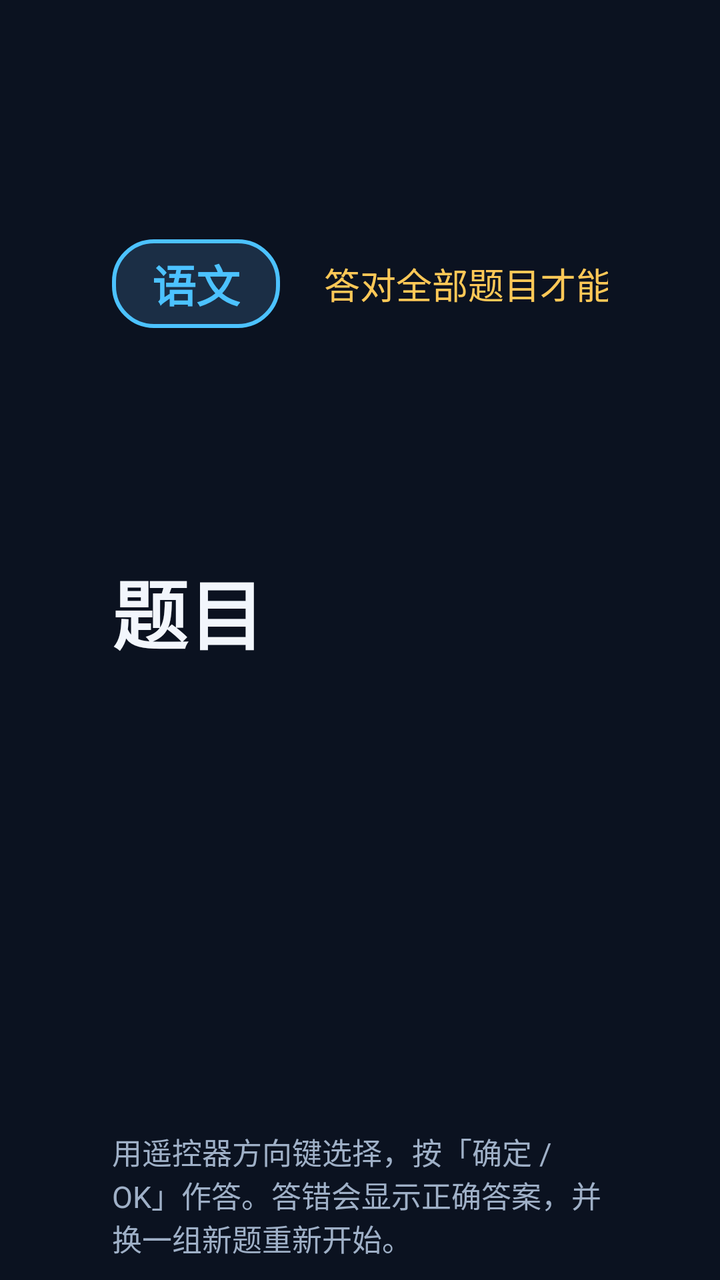
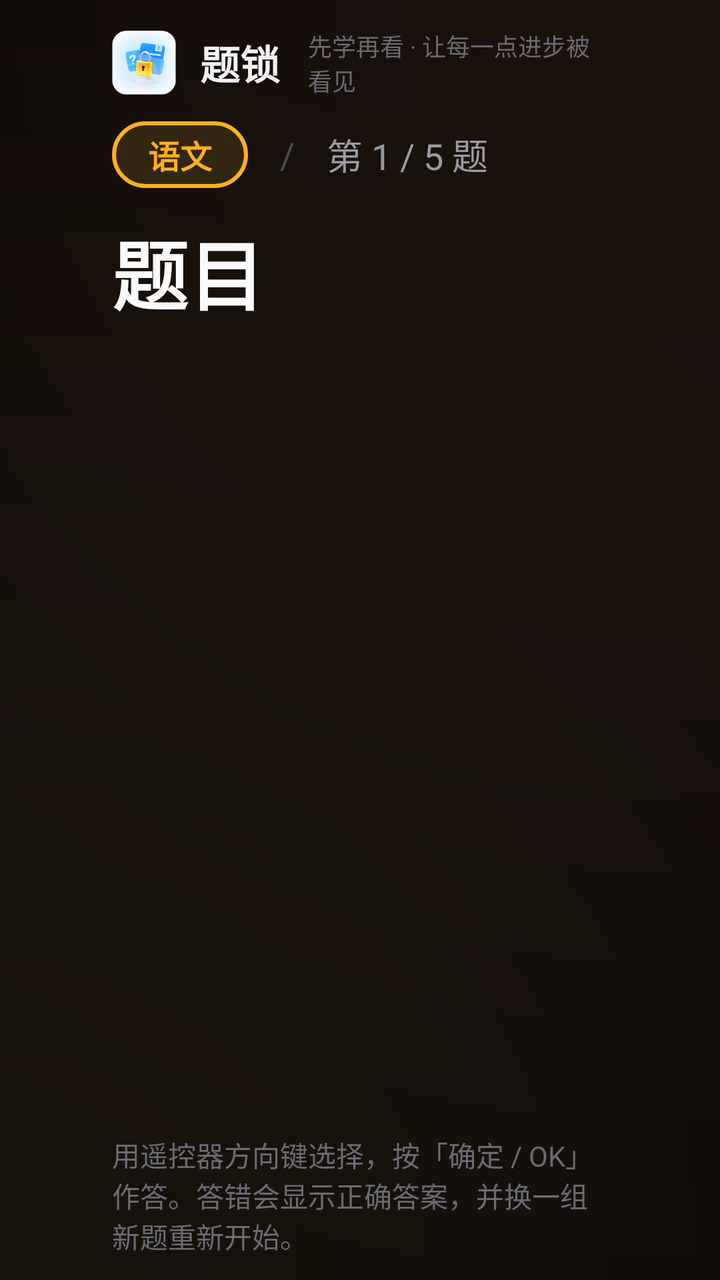

Before-and-after screenshots of an Android layout around one commit, followed by the original layout XML and the change that was made.
<!-- AndroidManifest.xml: activity theme QuizTheme -->
<!-- res/layout/activity_quiz.xml -->
<?xml version="1.0" encoding="utf-8"?>
<LinearLayout xmlns:android="http://schemas.android.com/apk/res/android"
    android:layout_width="match_parent"
    android:layout_height="match_parent"
    android:background="@color/bg"
    android:orientation="vertical">

    <ScrollView
        android:id="@+id/quizScroll"
        android:layout_width="match_parent"
        android:layout_height="0dp"
        android:layout_weight="1"
        android:fillViewport="true"
        android:overScrollMode="never"
        android:scrollbars="none">

        <LinearLayout
            android:layout_width="match_parent"
            android:layout_height="wrap_content"
            android:orientation="vertical"
            android:paddingLeft="56dp"
            android:paddingTop="20dp"
            android:paddingRight="56dp"
            android:paddingBottom="4dp">

            <LinearLayout
                android:layout_width="match_parent"
                android:layout_height="wrap_content"
                android:gravity="center_vertical"
                android:orientation="horizontal">

                <TextView
                    android:id="@+id/tvSubject"
                    android:layout_width="wrap_content"
                    android:layout_height="wrap_content"
                    android:background="@drawable/bg_tag"
                    android:paddingLeft="20dp"
                    android:paddingTop="6dp"
                    android:paddingRight="20dp"
                    android:paddingBottom="6dp"
                    android:text="语文"
                    android:textColor="@color/accent"
                    android:textSize="22sp"
                    android:textStyle="bold" />

                <TextView
                    android:id="@+id/tvProgress"
                    android:layout_width="0dp"
                    android:layout_height="wrap_content"
                    android:layout_marginLeft="22dp"
                    android:layout_weight="1"
                    android:text="第 1 / 5 题"
                    android:textColor="@color/textSecondary"
                    android:textSize="22sp" />

                <TextView
                    android:id="@+id/tvMode"
                    android:layout_width="wrap_content"
                    android:layout_height="wrap_content"
                    android:text="答对全部题目才能继续看电视"
                    android:textColor="@color/amber"
                    android:textSize="18sp" />
            </LinearLayout>

            <TextView
            android:id="@+id/tvQuestion"
            android:layout_width="match_parent"
            android:layout_height="wrap_content"
            android:layout_marginTop="14dp"
                android:lineSpacingExtra="6dp"
                android:text="题目"
                android:textColor="@color/textPrimary"
                android:textSize="38sp"
                android:textStyle="bold" />

            
            <LinearLayout
                android:id="@+id/optionBox"
                android:layout_width="match_parent"
                android:layout_height="wrap_content"
                android:layout_marginTop="10dp"
                android:orientation="vertical" />

            
            <Space
                android:layout_width="match_parent"
                android:layout_height="0dp"
                android:layout_weight="1" />

        </LinearLayout>
    </ScrollView>

    <LinearLayout
        android:layout_width="match_parent"
        android:layout_height="wrap_content"
        android:background="@color/bg"
        android:orientation="vertical"
        android:paddingLeft="56dp"
        android:paddingTop="2dp"
        android:paddingRight="56dp"
        android:paddingBottom="10dp">

        <TextView
            android:id="@+id/tvFeedback"
            android:layout_width="match_parent"
            android:layout_height="wrap_content"
            android:minHeight="34dp"
            android:text=""
            android:textColor="@color/amber"
            android:textSize="22sp" />

        <TextView
            android:layout_width="match_parent"
            android:layout_height="wrap_content"
            android:layout_marginTop="6dp"
            android:text="@string/quiz_hint"
            android:textColor="@color/textSecondary"
            android:textSize="15sp" />

    </LinearLayout>
</LinearLayout>
<!-- resources referenced by this layout -->
<resources>
  <color name="accent">#4CC2FF</color>
  <color name="amber">#FFC857</color>
  <color name="bg">#0B1220</color>
  <color name="textPrimary">#F2F6FC</color>
  <color name="textSecondary">#9FB0C7</color>
  <!-- drawable bg_tag (drawable) -->
  <?xml version="1.0" encoding="utf-8"?>
  <shape xmlns:android="http://schemas.android.com/apk/res/android" android:shape="rectangle">
      <solid android:color="#1B2E45" />
      <corners android:radius="20dp" />
      <stroke
          android:width="2dp"
          android:color="@color/accent" />
  </shape>
  <style name="AppTheme" parent="@android:style/Theme.DeviceDefault.NoActionBar">
          <item name="android:windowBackground">@color/bg</item>
          <item name="android:colorBackground">@color/bg</item>
          <item name="android:windowContentOverlay">@null</item>
      </style>
  <!-- unchanged entries left out for length: 2 -->
</resources>

<!-- the commit's change to res/layout/activity_quiz.xml (unified diff, before → after) -->
@@ -2,8 +2,52 @@
 <LinearLayout xmlns:android="http://schemas.android.com/apk/res/android"
     android:layout_width="match_parent"
     android:layout_height="match_parent"
-    android:background="@color/bg"
+    android:background="@drawable/bg_glow"
     android:orientation="vertical">
+
+    
+    <LinearLayout
+        android:layout_width="match_parent"
+        android:layout_height="wrap_content"
+        android:gravity="center_vertical"
+        android:orientation="horizontal"
+        android:paddingLeft="56dp"
+        android:paddingTop="14dp"
+        android:paddingRight="56dp"
+        android:paddingBottom="2dp">
+
+        <ImageView
+            android:layout_width="32dp"
+            android:layout_height="32dp"
+            android:contentDescription="题锁"
+            android:src="@mipmap/ic_launcher" />
+
+        <TextView
+            style="@style/BrandName"
+            android:layout_width="wrap_content"
+            android:layout_height="wrap_content"
+            android:layout_marginLeft="12dp"
+            android:text="题锁" />
+
+        <TextView
+            style="@style/BrandTagline"
+            android:layout_width="wrap_content"
+            android:layout_height="wrap_content"
+            android:layout_marginLeft="14dp"
+            android:text="先学再看 · 让每一点进步被看见" />
+
+        <Space
+            android:layout_width="0dp"
+            android:layout_height="1dp"
+            android:layout_weight="1" />
+
+        <TextView
+            android:id="@+id/tvMode"
+            style="@style/PillText"
+            android:layout_width="wrap_content"
+            android:layout_height="wrap_content"
+            android:text="答对全部题目才能继续看电视" />
+    </LinearLayout>
 
     <ScrollView
         android:id="@+id/quizScroll"
@@ -19,10 +63,11 @@
             android:layout_height="wrap_content"
             android:orientation="vertical"
             android:paddingLeft="56dp"
-            android:paddingTop="20dp"
+            android:paddingTop="10dp"
             android:paddingRight="56dp"
             android:paddingBottom="4dp">
 
+            
             <LinearLayout
                 android:layout_width="match_parent"
                 android:layout_height="wrap_content"
@@ -34,51 +79,48 @@
                     android:layout_width="wrap_content"
                     android:layout_height="wrap_content"
                     android:background="@drawable/bg_tag"
-                    android:paddingLeft="20dp"
-                    android:paddingTop="6dp"
-                    android:paddingRight="20dp"
-                    android:paddingBottom="6dp"
+                    android:paddingLeft="18dp"
+                    android:paddingTop="5dp"
+                    android:paddingRight="18dp"
+                    android:paddingBottom="5dp"
                     android:text="语文"
                     android:textColor="@color/accent"
-                    android:textSize="22sp"
+                    android:textSize="16sp"
                     android:textStyle="bold" />
+
+                <TextView
+                    android:layout_width="wrap_content"
+                    android:layout_height="wrap_content"
+                    android:layout_marginLeft="16dp"
+                    android:layout_marginRight="16dp"
+                    android:text="/"
+                    android:textColor="#4A4A52"
+                    android:textSize="18sp" />
 
                 <TextView
                     android:id="@+id/tvProgress"
                     android:layout_width="0dp"
                     android:layout_height="wrap_content"
-                    android:layout_marginLeft="22dp"
                     android:layout_weight="1"
                     android:text="第 1 / 5 题"
                     android:textColor="@color/textSecondary"
-                    android:textSize="22sp" />
-
-                <TextView
-                    android:id="@+id/tvMode"
-                    android:layout_width="wrap_content"
-                    android:layout_height="wrap_content"
-                    android:text="答对全部题目才能继续看电视"
-                    android:textColor="@color/amber"
                     android:textSize="18sp" />
             </LinearLayout>
 
             <TextView
-            android:id="@+id/tvQuestion"
-            android:layout_width="match_parent"
-            android:layout_height="wrap_content"
-            android:layout_marginTop="14dp"
-                android:lineSpacingExtra="6dp"
-                android:text="题目"
-                android:textColor="@color/textPrimary"
-                android:textSize="38sp"
-                android:textStyle="bold" />
+                android:id="@+id/tvQuestion"
+                style="@style/QuizQuestion"
+                android:layout_width="match_parent"
+                android:layout_height="wrap_content"
+                android:layout_marginTop="14dp"
+                android:layout_marginBottom="14dp"
+                android:text="题目" />
 
             
             <LinearLayout
                 android:id="@+id/optionBox"
                 android:layout_width="match_parent"
                 android:layout_height="wrap_content"
-                android:layout_marginTop="10dp"
                 android:orientation="vertical" />
 
             
@@ -93,29 +135,35 @@
     <LinearLayout
         android:layout_width="match_parent"
         android:layout_height="wrap_content"
-        android:background="@color/bg"
         android:orientation="vertical"
         android:paddingLeft="56dp"
         android:paddingTop="2dp"
         android:paddingRight="56dp"
-        android:paddingBottom="10dp">
+        android:paddingBottom="12dp">
 
         <TextView
             android:id="@+id/tvFeedback"
             android:layout_width="match_parent"
             android:layout_height="wrap_content"
+            android:background="@drawable/bg_feedback"
             android:minHeight="34dp"
+            android:paddingLeft="22dp"
+            android:paddingTop="9dp"
+            android:paddingRight="22dp"
+            android:paddingBottom="9dp"
             android:text=""
-            android:textColor="@color/amber"
-            android:textSize="22sp" />
+            android:textColor="@color/textSecondary"
+            android:textSize="21sp"
+            android:textStyle="bold"
+            android:visibility="gone" />
 
         <TextView
             android:layout_width="match_parent"
             android:layout_height="wrap_content"
             android:layout_marginTop="6dp"
             android:text="@string/quiz_hint"
-            android:textColor="@color/textSecondary"
-            android:textSize="15sp" />
+            android:textColor="@color/textMuted"
+            android:textSize="14sp" />
 
     </LinearLayout>
 </LinearLayout>
<!-- resource entries referenced after the edit -->
@@ -1,24 +1,104 @@
 <!-- resources referenced by this layout -->
 <resources>
-  <color name="accent">#4CC2FF</color>
-  <color name="amber">#FFC857</color>
-  <color name="bg">#0B1220</color>
-  <color name="textPrimary">#F2F6FC</color>
-  <color name="textSecondary">#9FB0C7</color>
+  <color name="accent">#FFB020</color>
+  <color name="textMuted">#6B6B74</color>
+  <color name="textPrimary">#F2F2F4</color>
+  <!-- drawable bg_pill (drawable) -->
+  <?xml version="1.0" encoding="utf-8"?>
+  <shape xmlns:android="http://schemas.android.com/apk/res/android" android:shape="rectangle">
+      <solid android:color="@color/pillBg" />
+      <corners android:radius="999dp" />
+      <stroke
+          android:width="1dp"
+          android:color="#303037" />
+  </shape>
+  <color name="textSecondary">#9A9AA2</color>
+  <!-- drawable bg_feedback (drawable) -->
+  <?xml version="1.0" encoding="utf-8"?>
+  <shape xmlns:android="http://schemas.android.com/apk/res/android" android:shape="rectangle">
+      <solid android:color="@color/surfaceAlt" />
+      <corners android:radius="16dp" />
+      <stroke
+          android:width="2dp"
+          android:color="@color/stroke" />
+  </shape>
+  <!-- drawable bg_glow (drawable) -->
+  <?xml version="1.0" encoding="utf-8"?>
+  <layer-list xmlns:android="http://schemas.android.com/apk/res/android">
+      <item>
+          <shape android:shape="rectangle">
+              <solid android:color="@color/bgDeep" />
+          </shape>
+      </item>
+      <item>
+          <shape android:shape="rectangle">
+              <gradient
+                  android:type="radial"
+                  android:gradientRadius="760dp"
+                  android:centerX="0.92"
+                  android:centerY="0.0"
+                  android:startColor="#14FF7A1A"
+                  android:endColor="#00FF7A1A" />
+          </shape>
+      </item>
+      <item>
+          <shape android:shape="rectangle">
+              <gradient
+                  android:type="radial"
+                  android:gradientRadius="640dp"
+                  android:centerX="0.02"
+                  android:centerY="1.0"
+                  android:startColor="#0EFFB020"
+                  android:endColor="#00FFB020" />
+          </shape>
+      </item>
+  </layer-list>
   <!-- drawable bg_tag (drawable) -->
   <?xml version="1.0" encoding="utf-8"?>
   <shape xmlns:android="http://schemas.android.com/apk/res/android" android:shape="rectangle">
-      <solid android:color="#1B2E45" />
-      <corners android:radius="20dp" />
+      <solid android:color="#332611" />
+      <corners android:radius="999dp" />
       <stroke
           android:width="2dp"
           android:color="@color/accent" />
   </shape>
+  <!-- mipmap ic_launcher: png bitmap (mipmap-hdpi, 10073 bytes) -->
+  <style name="BrandName">
+          <item name="android:textColor">@color/textPrimary</item>
+          <item name="android:textSize">20sp</item>
+          <item name="android:textStyle">bold</item>
+          <item name="android:includeFontPadding">false</item>
+      </style>
+  <style name="BrandTagline">
+          <item name="android:textColor">@color/textMuted</item>
+          <item name="android:textSize">12sp</item>
+          <item name="android:includeFontPadding">false</item>
+      </style>
+  <style name="PillText">
+          <item name="android:background">@drawable/bg_pill</item>
+          <item name="android:textColor">@color/textSecondary</item>
+          <item name="android:textSize">14sp</item>
+          <item name="android:paddingLeft">18dp</item>
+          <item name="android:paddingRight">18dp</item>
+          <item name="android:paddingTop">7dp</item>
+          <item name="android:paddingBottom">7dp</item>
+          <item name="android:includeFontPadding">false</item>
+      </style>
+  <style name="QuizQuestion">
+          <item name="android:textColor">#FAFAFB</item>
+          <item name="android:textSize">38sp</item>
+          <item name="android:textStyle">bold</item>
+          <item name="android:lineSpacingExtra">8dp</item>
+      </style>
+  <color name="surfaceAlt">#121215</color>
+  <color name="stroke">#26262C</color>
+  <color name="bgDeep">#08080A</color>
   <style name="AppTheme" parent="@android:style/Theme.DeviceDefault.NoActionBar">
-          <item name="android:windowBackground">@color/bg</item>
-          <item name="android:colorBackground">@color/bg</item>
+          <item name="android:windowBackground">@color/bgDeep</item>
+          <item name="android:colorBackground">@color/bgDeep</item>
           <item name="android:windowContentOverlay">@null</item>
       </style>
+  <color name="pillBg">#1A1A1F</color>
   <!-- unchanged entries left out for length: 2 -->
 </resources>
 
